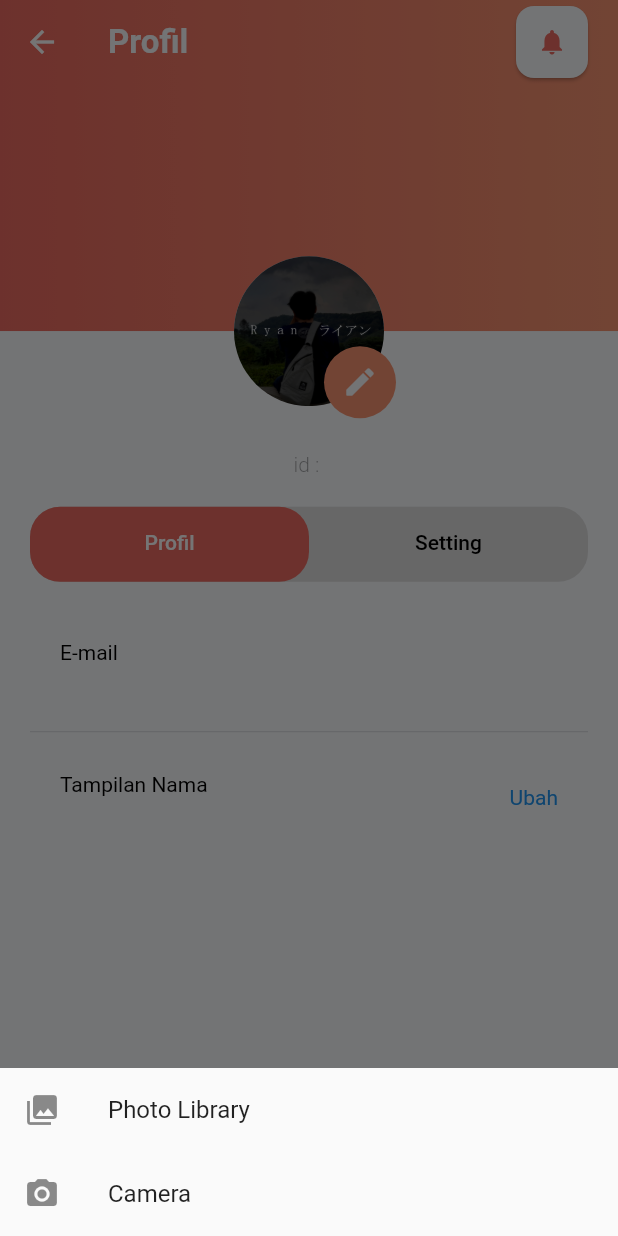
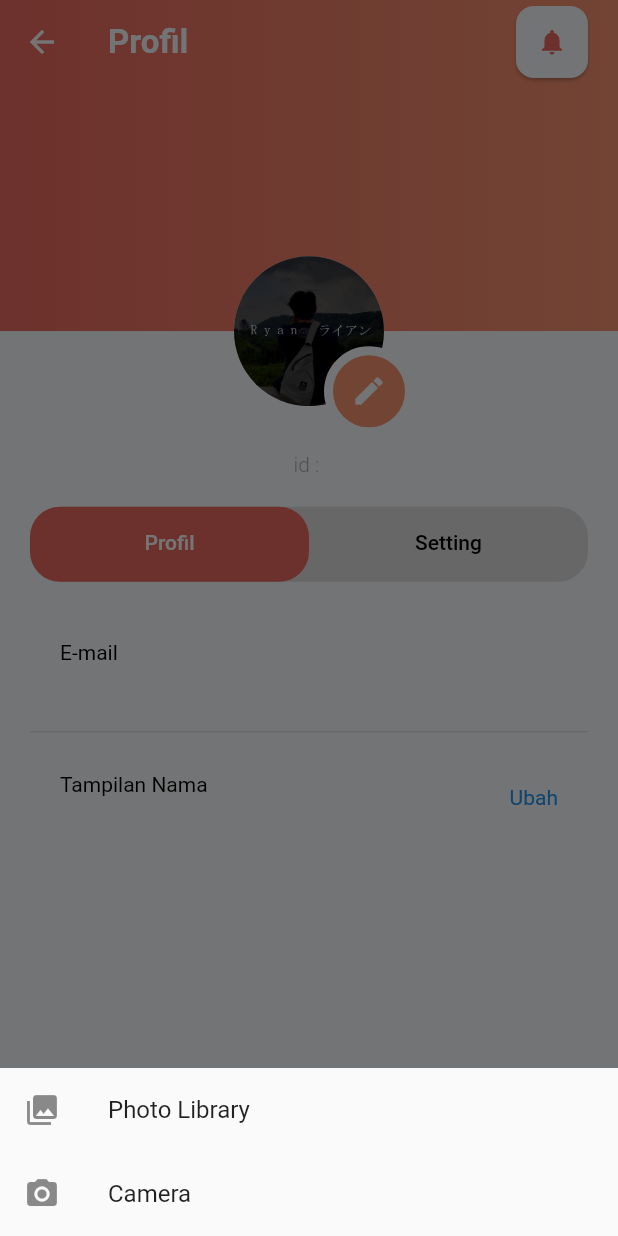
Before and after one commit to lamkhil/widuri, a Flutter app: the Profil screen opened by its route, after a tap on the "edit" icon, on a phone screen of 412 x 824 dp. Run offline on Flutter 3.47's test engine with Material 2 defaults, Android fonts, the phone set to English and light mode, and no system bars; our stand-ins replace cached_network_image, cloud_firestore, firebase_auth, firebase_core, firebase_storage, fl_chart and 6 more; missing offline and left inert: excel, translator, universal_html; accounts and stored records are empty; Roboto replaces fonts that are missing (RobotoMono).

Commit message:
udah sip

```diff
--- /dev/null
+++ b/lib/views/Widget/profil_Image.dart
@@ -0,0 +1,25 @@
+import 'package:flutter/material.dart';
+import 'package:get/get.dart';
+import 'package:widuri/colors.dart';
+import 'package:widuri/controller/c_user.dart';
+import 'package:widuri/gambar.dart';
+import 'package:flutter/foundation.dart' show kIsWeb;
+import 'package:cached_network_image/cached_network_image.dart';
+
+Widget profilImage() {
+  if (kIsWeb) {
+    return CircleAvatar(
+      backgroundImage: AssetImage(me),
+      backgroundColor: backgroundColor,
+      radius: 25.0,
+    );
+  } else {
+    return Obx(() => CircleAvatar(
+          backgroundImage: C_User.photoUrl.value == ""
+              ? AssetImage(me)
+              : NetworkImage(C_User.photoUrl.value) as ImageProvider,
+          backgroundColor: backgroundColor,
+          radius: 25.0,
+        ));
+  }
+}
--- a/lib/views/home.dart
+++ b/lib/views/home.dart
@@ -7,6 +7,7 @@ import 'package:widuri/colors.dart';
 import 'package:widuri/controller/c_barang.dart';
 import 'package:widuri/controller/c_transaksi.dart';
 import 'package:widuri/controller/c_user.dart';
+import 'package:widuri/views/Widget/profil_Image.dart';
 import '../gambar.dart';
 import 'Widget/card_barang.dart';
 import 'Widget/graphic.dart';
@@ -115,14 +116,7 @@ class _HomeState extends State<Home> {
                         child: Row(
                           mainAxisAlignment: MainAxisAlignment.start,
                           children: <Widget>[
-                            Obx(() => CircleAvatar(
-                                  backgroundImage: C_User.photoUrl.value == ""
-                                      ? AssetImage(me)
-                                      : NetworkImage(C_User.photoUrl.value)
-                                          as ImageProvider,
-                                  backgroundColor: backgroundColor,
-                                  radius: 30,
-                                )),
+                            profilImage(),
                             SizedBox(
                               width: 20.0,
                             ),
--- a/lib/views/profile.dart
+++ b/lib/views/profile.dart
@@ -3,12 +3,13 @@ import 'package:flutter/material.dart';
 import 'package:get/get.dart';
 import 'package:widuri/controller/c_user.dart';
 import 'package:widuri/views/Widget/alert_dialog.dart';
-
+import 'package:flutter/foundation.dart' show kIsWeb;
 import './profile_nama.dart' as ProfilNama;
 import './profile_setting.dart' as ProfilSetting;
 import '../colors.dart';
 import '../gambar.dart';
 import 'Widget/notif_popup.dart';
+import 'Widget/profil_Image.dart';
 
 class Profil extends StatefulWidget {
   const Profil({Key? key}) : super(key: key);
@@ -179,26 +180,24 @@ class _ProfilState extends State<Profil> with SingleTickerProviderStateMixin {
                 // (background container size(size container/appbar atas)) - (circle height / 2)
                 top: (h * 0.2) - (100 / 2),
                 child: Container(
-                    height: 100.0,
-                    width: 100.0,
-                    child: Obx(() => CircleAvatar(
-                          backgroundImage: C_User.photoUrl.value == ""
-                              ? AssetImage(me)
-                              : NetworkImage(C_User.photoUrl.value)
-                                  as ImageProvider,
-                          backgroundColor: backgroundColor,
-                          radius: 25.0,
-                        )))),
+                    height: 100.0, width: 100.0, child: profilImage())),
             Positioned(
                 // (background container size(size container/appbar atas)) - (circle height / 2)
                 top: (h * 0.2) - (100 / 2) + 60,
                 left: w * 0.5 + 10,
                 child: Container(
-                  decoration:
-                      BoxDecoration(shape: BoxShape.circle, color: orange),
+                  decoration: BoxDecoration(
+                      shape: BoxShape.circle,
+                      color: orange,
+                      border: Border.all(color: backgroundColor, width: 6)),
                   child: IconButton(
                     onPressed: () {
-                      _showPicker(context);
+                      if (kIsWeb) {
+                        customDialog(context, "Oops!",
+                            "Gunakan perangkat mobile untuk mengubah foto");
+                      } else {
+                        _showPicker(context);
+                      }
                     },
                     icon: Icon(
                       Icons.edit_rounded,
```
Also changed, not shown: 1 other file.
